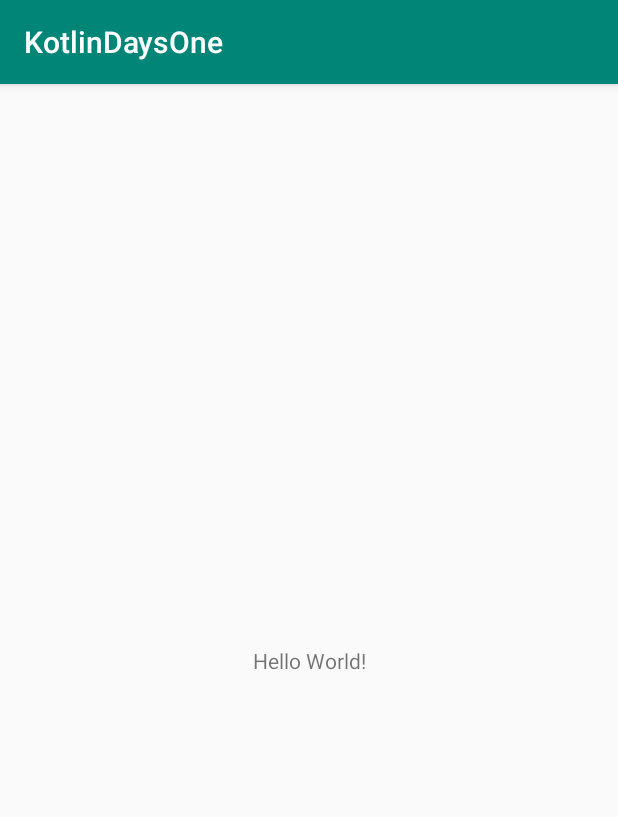
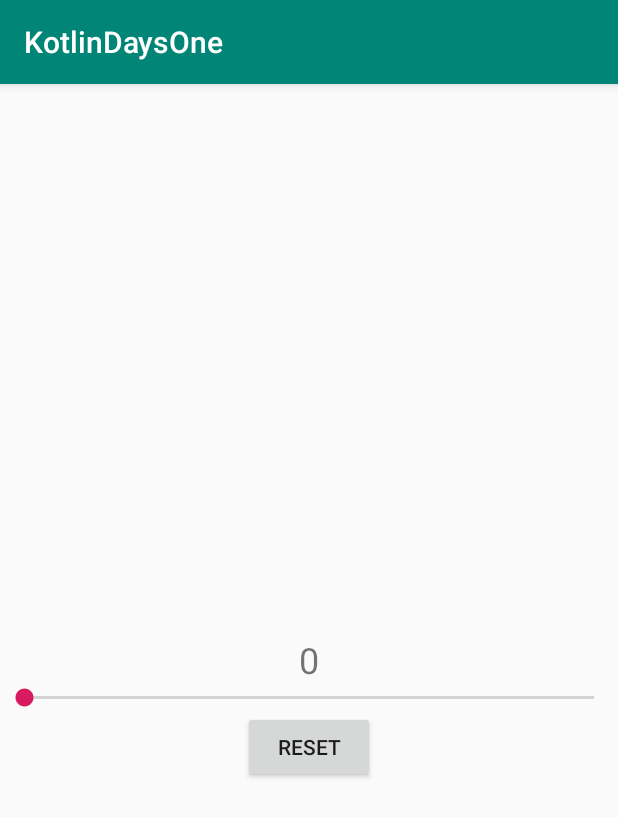
Before and after one commit to bonaxcrimo/kotlin-day-1, an Android app: the screen it shows after launch (MainActivity), on a phone screen of 412 x 824 dp. Shown: the top 817 px of the screen. Run offline under Robolectric (Android 15) with nearby library versions, the phone set to English and light mode, and no system bars.

Commit message:
animation number

```diff
--- a/app/src/main/java/com/bonzdev/kotlindaysone/MainActivity.kt
+++ b/app/src/main/java/com/bonzdev/kotlindaysone/MainActivity.kt
@@ -2,11 +2,36 @@ package com.bonzdev.kotlindaysone
 
 import android.support.v7.app.AppCompatActivity
 import android.os.Bundle
+import android.widget.SeekBar
+import kotlinx.android.synthetic.main.activity_main.*
 
 class MainActivity : AppCompatActivity() {
 
     override fun onCreate(savedInstanceState: Bundle?) {
         super.onCreate(savedInstanceState)
         setContentView(R.layout.activity_main)
+        val initialTextViewTranslationY = tvNumber.translationY
+        sbNumber.setOnSeekBarChangeListener(object: SeekBar.OnSeekBarChangeListener{
+            override fun onProgressChanged(seekBar: SeekBar?, progress: Int, fromUser: Boolean) {
+               tvNumber.text = progress.toString()
+                val translationDistance = (initialTextViewTranslationY + progress + resources.getDimension(R.dimen.text_anim_step) * -1)
+                tvNumber.animate().translationY(translationDistance)
+                if(!fromUser)
+                    tvNumber.animate().setDuration(500).rotationBy(360f)
+                        .translationY(initialTextViewTranslationY)
+            }
+
+            override fun onStartTrackingTouch(seekBar: SeekBar?) {
+
+            }
+
+            override fun onStopTrackingTouch(seekBar: SeekBar?) {
+
+            }
+
+        })
+        btnReset.setOnClickListener { v ->
+            sbNumber.progress = 0
+        }
     }
 }
--- a/app/src/main/res/layout/activity_main.xml
+++ b/app/src/main/res/layout/activity_main.xml
@@ -1,5 +1,5 @@
 <?xml version="1.0" encoding="utf-8"?>
-<android.support.constraint.ConstraintLayout
+<RelativeLayout
         xmlns:android="http://schemas.android.com/apk/res/android"
         xmlns:tools="http://schemas.android.com/tools"
         xmlns:app="http://schemas.android.com/apk/res-auto"
@@ -8,12 +8,22 @@
         tools:context=".MainActivity">
 
     <TextView
+            android:id="@+id/tvNumber"
             android:layout_width="wrap_content"
             android:layout_height="wrap_content"
-            android:text="Hello World!"
-            app:layout_constraintBottom_toBottomOf="parent"
-            app:layout_constraintLeft_toLeftOf="parent"
-            app:layout_constraintRight_toRightOf="parent"
-            app:layout_constraintTop_toTopOf="parent"/>
-
-</android.support.constraint.ConstraintLayout>
+            android:text="0"
+            android:textSize="24sp"
+            android:layout_centerInParent="true"
+    />
+    <SeekBar
+            android:id="@+id/sbNumber"
+            android:layout_below="@id/tvNumber"
+            android:layout_width="match_parent" android:layout_height="wrap_content"/>
+    <Button
+            android:layout_centerHorizontal="true"
+            android:id="@+id/btnReset"
+            android:layout_below="@id/sbNumber"
+            android:layout_width="wrap_content" android:layout_height="wrap_content"
+    android:text="Reset"
+    />
+</RelativeLayout>
--- /dev/null
+++ b/app/src/main/res/values/dimens.xml
@@ -0,0 +1,4 @@
+<?xml version="1.0" encoding="utf-8"?>
+<resources>
+    <dimen name="text_anim_step">5dp</dimen>
+</resources>
```
